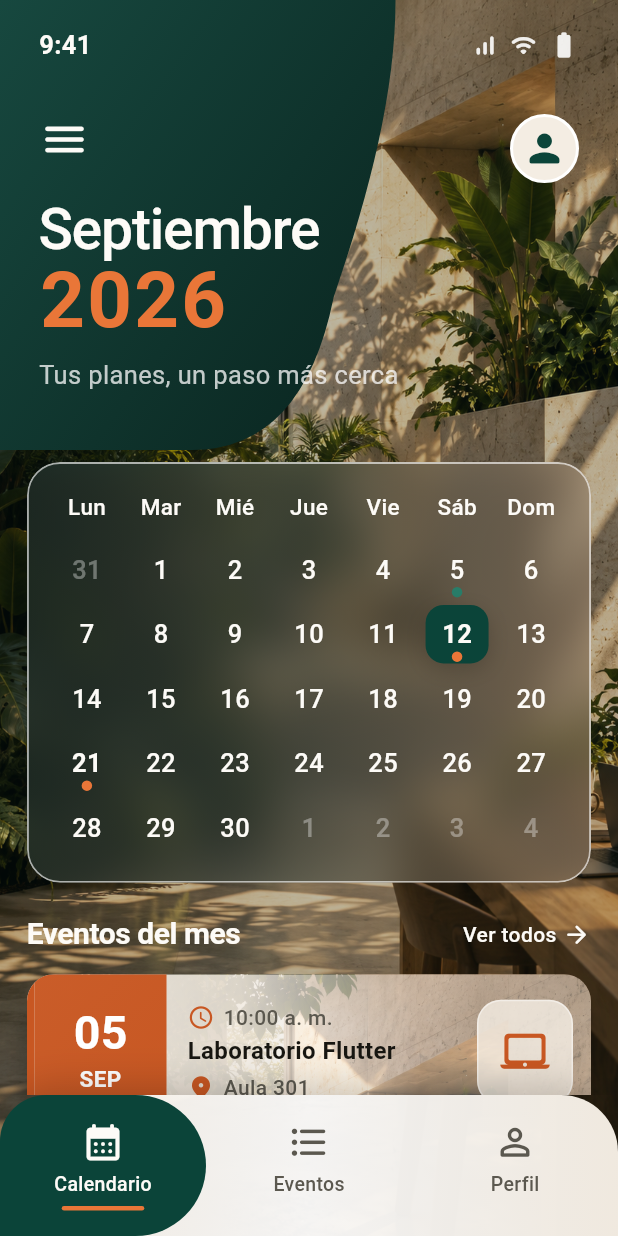
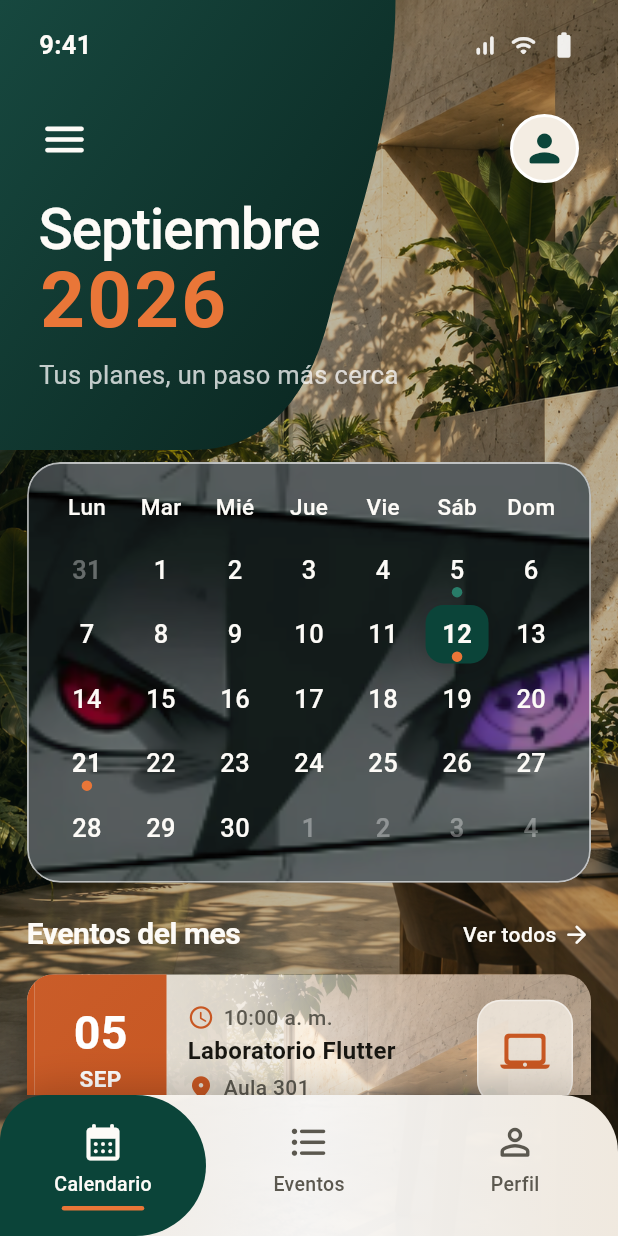
Before and after one commit to Andy-CE17/EXAMEN-6---AppMultiplataforma-, a Flutter app: the screen it shows after launch, on a phone screen of 412 x 824 dp. Run offline on Flutter 3.47's test engine with Material 3 defaults, Android fonts, the phone set to English and light mode, and no system bars; Roboto replaces fonts that are missing (Arial).

Commit message:
feat: usar imagen adjunta como fondo del calendario

```diff
--- a/lib/widgets/calendar_grid.dart
+++ b/lib/widgets/calendar_grid.dart
@@ -62,14 +62,16 @@ class CalendarGrid extends StatelessWidget {
             compact ? 7 : 14,
           ),
           decoration: BoxDecoration(
-            gradient: LinearGradient(
-              begin: Alignment.centerLeft,
-              end: Alignment.centerRight,
-              colors: [
-                const Color(0xFF24322D).withValues(alpha: .68),
-                const Color(0xFF4A5148).withValues(alpha: .58),
-                const Color(0xFF9A846D).withValues(alpha: .48),
-              ],
+            image: DecorationImage(
+              image: const AssetImage(
+                'assets/images/calendar_panel_background.png',
+              ),
+              fit: BoxFit.cover,
+              alignment: Alignment.center,
+              colorFilter: ColorFilter.mode(
+                const Color(0xFF071E19).withValues(alpha: .4),
+                BlendMode.darken,
+              ),
             ),
             borderRadius: BorderRadius.circular(compact ? 16 : 22),
             border: Border.all(
```
Also changed, not shown: assets/images/calendar_panel_background.png (added).
